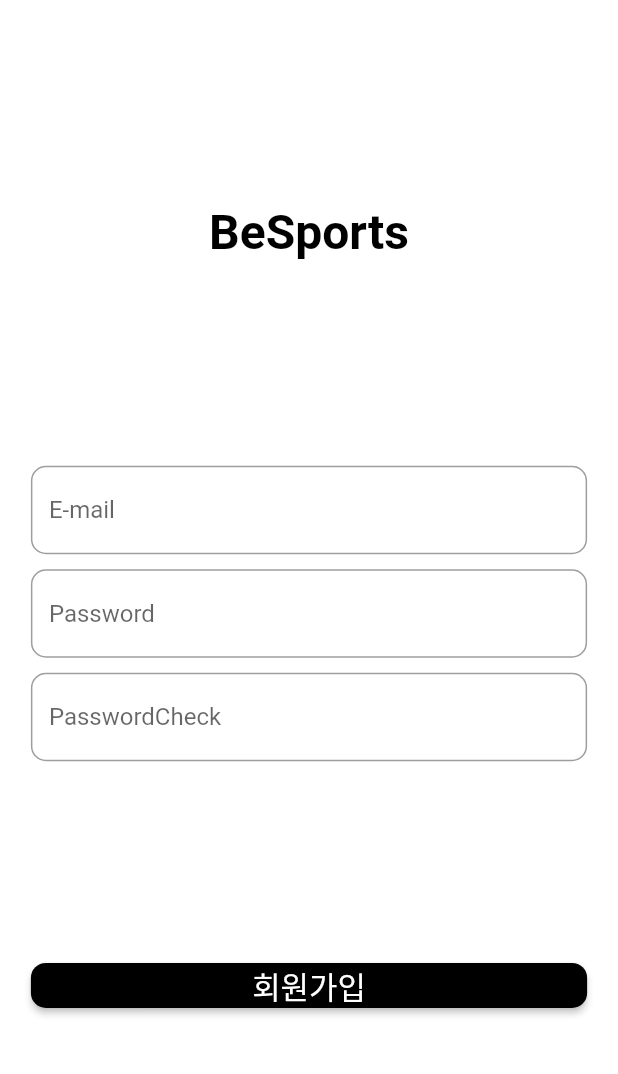
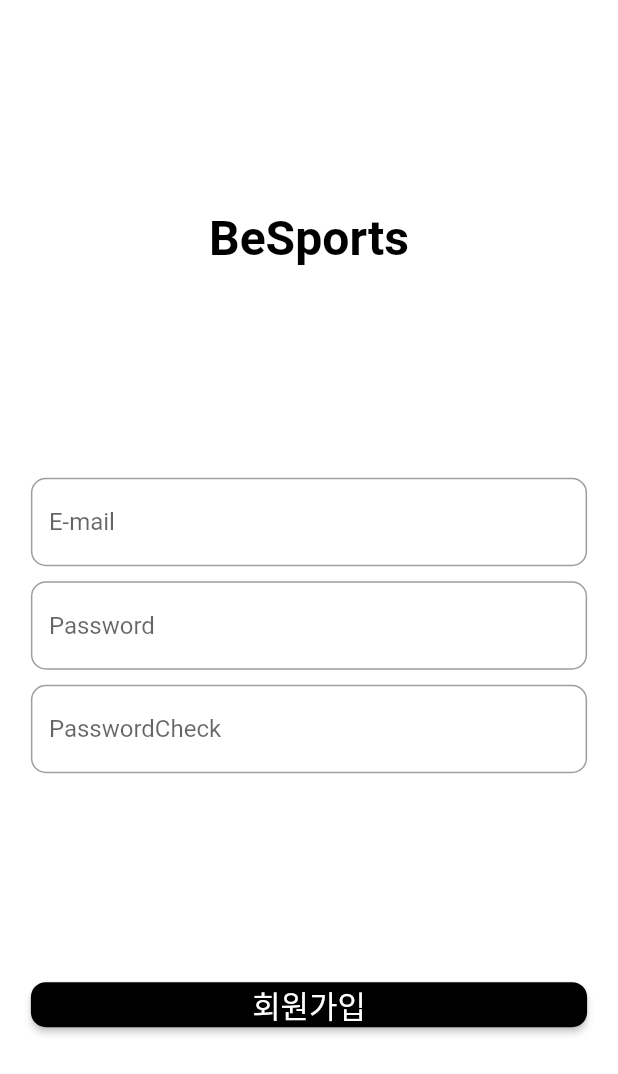
Before and after one commit to Anythink-BeSports/besports_app, a Flutter app: the screen it shows after launch, after a tap on "회원가입", on a phone screen of 412 x 824 dp. Shown: the top 1074 px of the screen. Run offline on Flutter 3.47's test engine with Material 2 defaults, Android fonts, the phone set to English and light mode, and no system bars; our stand-ins replace firebase_auth, firebase_core, flutter_screenutil, get; accounts and stored records are empty; network calls fail.

Commit message:
로그인 회원가입 경고창 수정, UI overflow 처리

```diff
--- a/lib/login_page.dart
+++ b/lib/login_page.dart
@@ -19,12 +19,12 @@ class _LoginPageState extends State<LoginPage> {
   Widget build(BuildContext context) {
     double w = MediaQuery.of(context).size.width;
     return Scaffold(
+        resizeToAvoidBottomInset: false,
         backgroundColor: Colors.white,
         body: Column(
           mainAxisAlignment: MainAxisAlignment.spaceEvenly,
           children: [
             Container(
-              height: 80.h,
               padding: const EdgeInsets.all(10),
               child: Column(
                 mainAxisAlignment: MainAxisAlignment.center,
@@ -43,7 +43,6 @@ class _LoginPageState extends State<LoginPage> {
             ),
             SizedBox(
               width: w - w / 10,
-              height: 150.h,
               child: Column(
                 children: [
                   TextField(
@@ -92,7 +91,6 @@ class _LoginPageState extends State<LoginPage> {
               ),
             ),
             SizedBox(
-              height: 120.h,
               child: Column(
                 children: [
                   ElevatedButton(style: ElevatedButton.styleFrom(
@@ -114,7 +112,7 @@ class _LoginPageState extends State<LoginPage> {
                           borderRadius: BorderRadius.circular(10)
                       )
                   ),
-                      onPressed: () => Get.to(()=>const RegisterPage()),
+                      onPressed: () { Get.to(()=>const RegisterPage()); },
                       child: const Text("회원가입"))
                 ],
               ),
--- a/lib/register_page.dart
+++ b/lib/register_page.dart
@@ -1,5 +1,6 @@
 import 'package:flutter/material.dart';
 import 'package:flutter_screenutil/flutter_screenutil.dart';
+import 'package:sports_application/service.controller/Auth_controller.dart';
 
 class RegisterPage extends StatefulWidget {
   const RegisterPage({Key? key}) : super(key: key);
@@ -9,26 +10,30 @@ class RegisterPage extends StatefulWidget {
 }
 
 class _RegisterPageState extends State<RegisterPage> {
+  var emailController = TextEditingController();
+  var passwordController = TextEditingController();
+  var passwordCheckController = TextEditingController();
+
   @override
   Widget build(BuildContext context) {
     double w = MediaQuery.of(context).size.width;
     return Scaffold(
+        resizeToAvoidBottomInset: false,
         backgroundColor: Colors.white,
         body: Column(
           mainAxisAlignment: MainAxisAlignment.spaceEvenly,
           children: [
             Container(
                 width: w,
-                height: 80.h,
                 padding: const EdgeInsets.all(10),
                 child: Column(
                   mainAxisAlignment: MainAxisAlignment.center,
-                  children: const [
+                  children: [
                     Text(
                       "BeSports",
                       style: TextStyle(
                           color: Colors.black,
-                          fontSize: 32,
+                          fontSize: 28.sp,
                           fontWeight: FontWeight.bold
                       ),
                     ),
@@ -37,11 +42,10 @@ class _RegisterPageState extends State<RegisterPage> {
             ),
             SizedBox(
               width: w - w / 10,
-              height: 180.h,
               child: Column(
                 children: [
                   TextField(
-//                      controller: emailController,
+                    controller: emailController,
                     decoration: InputDecoration(
                       hintText: "E-mail",
                       focusedBorder: OutlineInputBorder(
@@ -62,7 +66,7 @@ class _RegisterPageState extends State<RegisterPage> {
                   ),
                   SizedBox(width: w, height: 10),
                   TextField(
-//                      controller: emailController,
+                    controller: passwordController,
                     obscureText: true,
                     decoration: InputDecoration(
                       hintText: "Password",
@@ -84,7 +88,7 @@ class _RegisterPageState extends State<RegisterPage> {
                   ),
                   SizedBox(width: w, height: 10),
                   TextField(
-//                      controller: emailController,
+                    controller: passwordCheckController,
                     obscureText: true,
                     decoration: InputDecoration(
                       hintText: "PasswordCheck",
@@ -109,7 +113,6 @@ class _RegisterPageState extends State<RegisterPage> {
             ),
             SizedBox(
               width: w,
-              height: 70.h,
               child: Column(
                 children: [
                   ElevatedButton(style: ElevatedButton.styleFrom(
@@ -120,7 +123,9 @@ class _RegisterPageState extends State<RegisterPage> {
                           borderRadius: BorderRadius.circular(10)
                       )
                   ),
-                      onPressed: (){},
+                      onPressed: () async {
+                        AuthController.instance.register(emailController.text.trim(), passwordController.text.trim(), passwordCheckController.text.trim());
+                      },
                       child: const Text("회원가입")),
                 ],
               ),
```
Also changed, not shown: lib/service.controller/Auth_controller.dart (+31 -35 lines), lib/setting_page.dart (+12 -0 lines).
